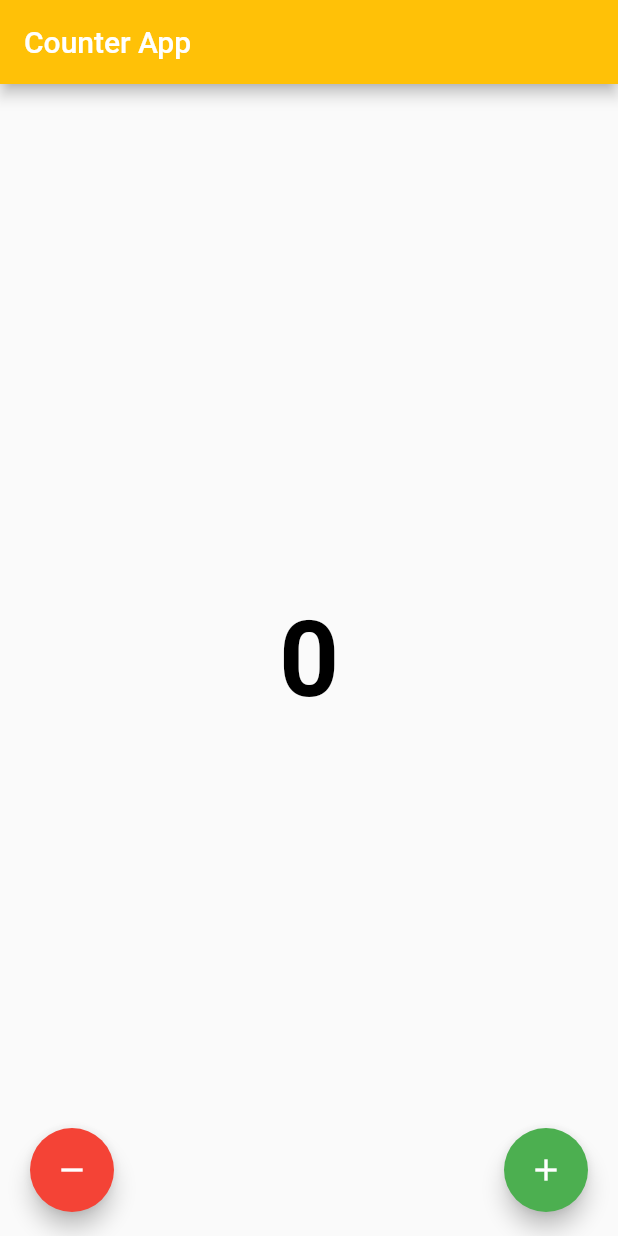
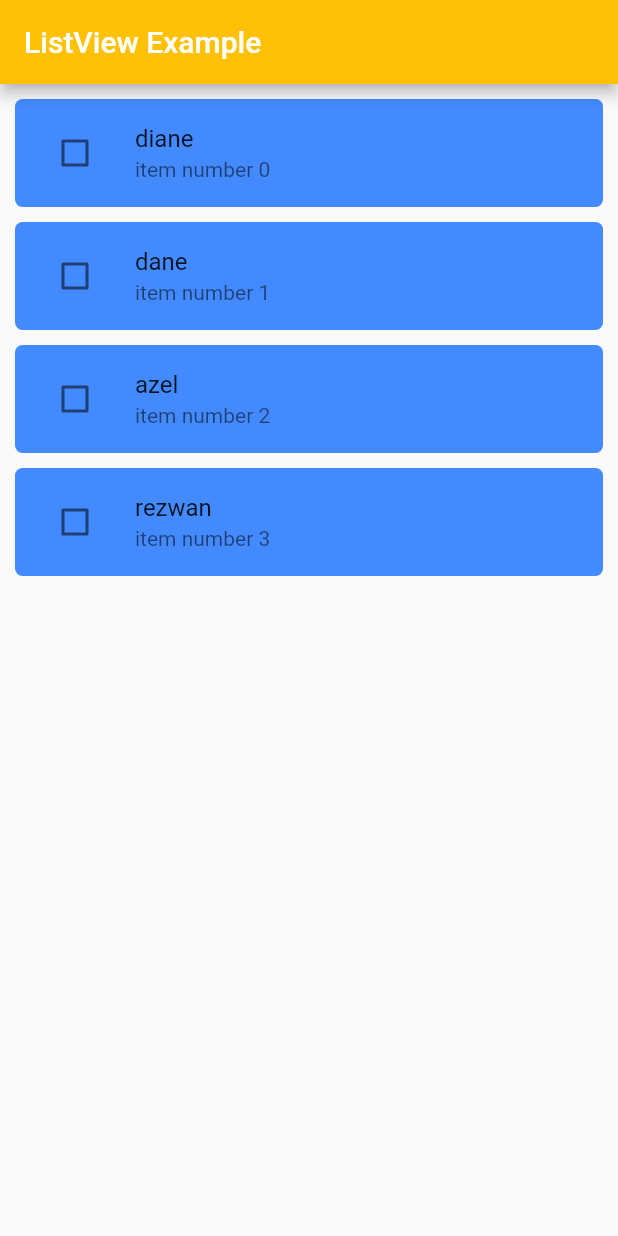
Before and after one commit to dvxgit-tbautista/flutter-myapp, a Flutter app: the screen it shows after launch, on a phone screen of 412 x 824 dp. Run offline on Flutter 3.47's test engine with Material 2 defaults, Android fonts, the phone set to English and light mode, and no system bars.

Commit message:
ListView + Builder

```diff
--- a/lib/main.dart
+++ b/lib/main.dart
@@ -1,6 +1,7 @@
 import 'package:flutter/material.dart';
-import 'package:myapp/presentation/counter/counter_screen.dart';
-import 'package:myapp/presentation/widget_examples/widget_examples_screen.dart';
+// import 'package:myapp/presentation/counter/counter_screen.dart';
+// import 'package:myapp/presentation/widget_examples/widget_examples_screen.dart';
+import 'package:myapp/presentation/list/list_screen.dart';
 
 void main() {
   runApp(const MyApp());
@@ -13,10 +14,26 @@ class MyApp extends StatelessWidget {
     return MaterialApp(
       theme: ThemeData(
           appBarTheme: const AppBarTheme(backgroundColor: Colors.amber)),
-      home: const CounterScreen(),
+      home: const ListScreen(),
     );
   }
 }
+
+// void main() {
+//   runApp(const MyApp());
+// }
+
+// class MyApp extends StatelessWidget {
+//   const MyApp({Key? key}) : super(key: key);
+//   @override
+//   Widget build(BuildContext context) {
+//     return MaterialApp(
+//       theme: ThemeData(
+//           appBarTheme: const AppBarTheme(backgroundColor: Colors.amber)),
+//       home: const CounterScreen(),
+//     );
+//   }
+// }
 
 
 // void main(List<String> args) {
--- /dev/null
+++ b/lib/presentation/list/list_screen.dart
@@ -0,0 +1,35 @@
+import 'package:flutter/material.dart';
+import 'package:myapp/presentation/list/widgets/list_item.dart';
+
+class ListScreen extends StatelessWidget {
+  const ListScreen({Key? key}) : super(key: key);
+
+  @override
+  Widget build(BuildContext context) {
+    // Define a list of example strings to display in the ListView
+    List<String> example = ['diane', 'dane', 'azel', 'rezwan'];
+
+    return Scaffold(
+        appBar: AppBar(
+          title: const Text('ListView Example'), // Title for the app bar
+        ),
+        body: Padding(
+          padding: const EdgeInsets.all(10), // Add padding around the ListView
+          child: ListView.separated(
+              itemCount: example.length, // Number of items in the ListView
+              separatorBuilder: (context, index) {
+                // Add space between list items with a SizedBox
+                return const SizedBox(
+                    height: 10); // 10 pixels of vertical space
+              },
+              itemBuilder: (context, index) {
+                // Create and return a ListItem widget for each item in the list
+                return ListItem(
+                  title: example[
+                      index], // Pass the current item's text to the ListItem
+                  index: index, // Pass the current item's index to the ListItem
+                );
+              }),
+        ));
+  }
+}
--- /dev/null
+++ b/lib/presentation/list/widgets/list_item.dart
@@ -0,0 +1,40 @@
+import 'package:flutter/material.dart';
+
+class ListItem extends StatefulWidget {
+  final String title;
+  final int index;
+
+  // Constructor to initialize the ListItem with a title and an index.
+  const ListItem({Key? key, required this.title, required this.index})
+      : super(key: key);
+
+  @override
+  State<ListItem> createState() => _ListItemState();
+}
+
+class _ListItemState extends State<ListItem> {
+  bool _isSelected = false; // Track whether the item is selected or not.
+
+  @override
+  Widget build(BuildContext context) {
+    return Container(
+      decoration: BoxDecoration(
+          color: Colors.blueAccent, borderRadius: BorderRadius.circular(5)),
+      child: ListTile(
+        title: Text(widget.title), // Display the title of the item.
+        subtitle: Text(
+            'item number ${widget.index}'), // Display the item's index as a subtitle.
+        leading: Checkbox(
+          value:
+              _isSelected, // Use the _isSelected variable to control the Checkbox's state.
+          onChanged: (value) {
+            setState(() {
+              _isSelected = value ??
+                  false; // Update the _isSelected state when the Checkbox value changes.
+            });
+          },
+        ),
+      ),
+    );
+  }
+}
```
